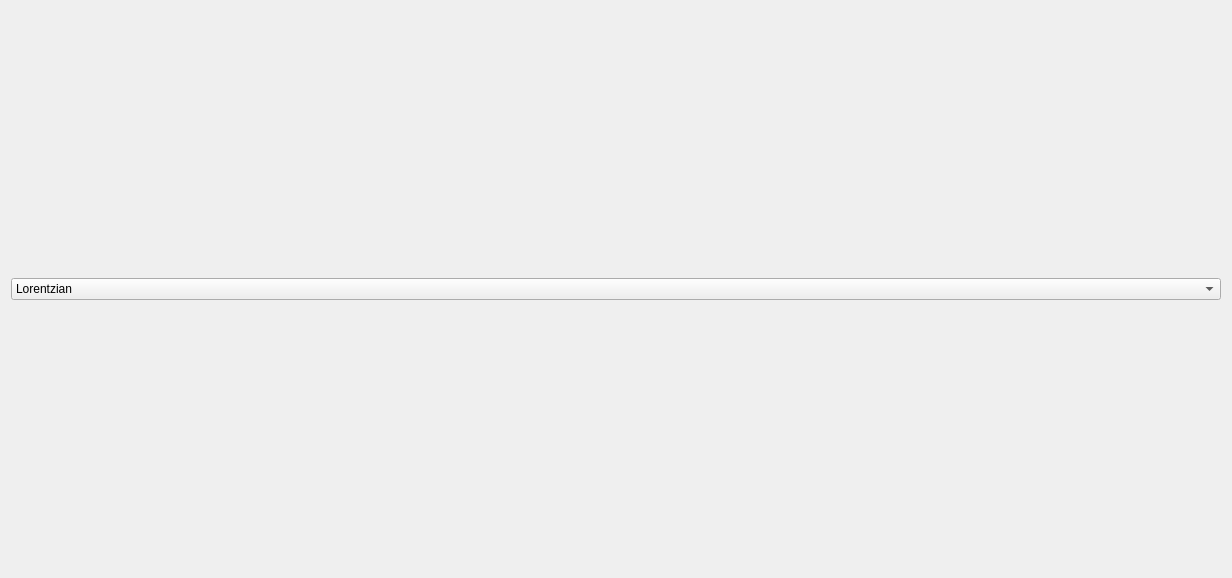
The window that pylabnet/gui/pyqt/gui_templates/fit_popup.ui (lukingroup/pylabnet) describes before a commit, drawn with Qt 5.
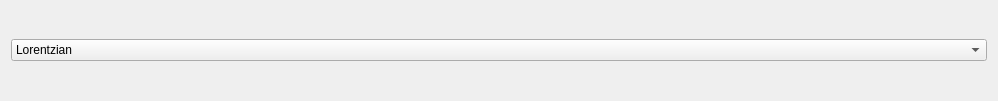
The same window after the commit.

Commit message: updated lorentzian fit popup

What changed in the file:
```diff
--- a/pylabnet/gui/pyqt/gui_templates/fit_popup.ui
+++ b/pylabnet/gui/pyqt/gui_templates/fit_popup.ui
@@ -6,15 +6,15 @@
    <rect>
     <x>0</x>
     <y>0</y>
-    <width>1232</width>
-    <height>578</height>
+    <width>998</width>
+    <height>101</height>
    </rect>
   </property>
   <property name="windowTitle">
    <string>Fit Parameters</string>
   </property>
   <layout class="QGridLayout" name="gridLayout">
-   <item row="0" column="0">
+   <item row="1" column="0">
     <widget class="QComboBox" name="model_type">
      <item>
       <property name="text">
```
Left out of the diff: 3 changed lines with no effect on the pictures. The commit also changes 3 other files.
